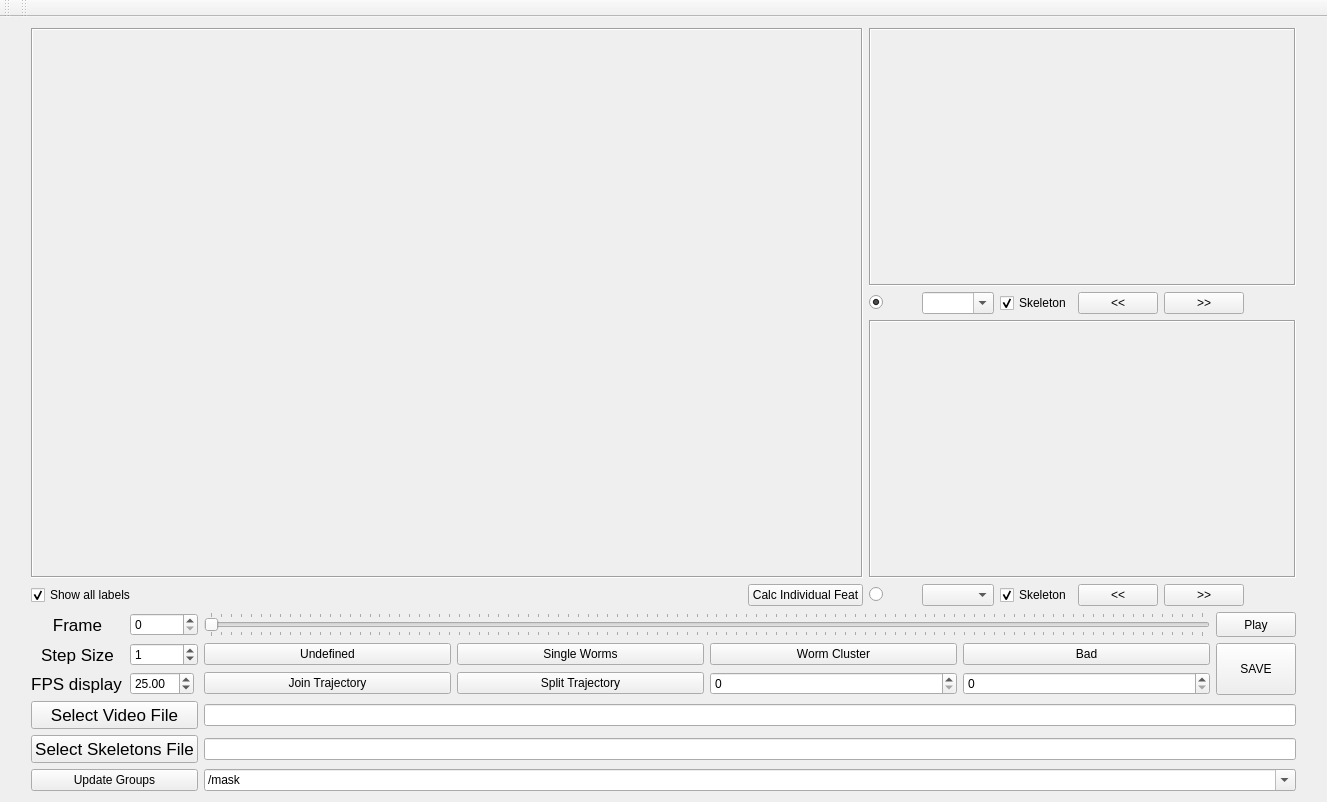
Old version of the form MWTracker/GUI/MWTrackerViewer/QtCreatorFiles/imageviewer.ui in the repository ver228/tierpsy-tracker.
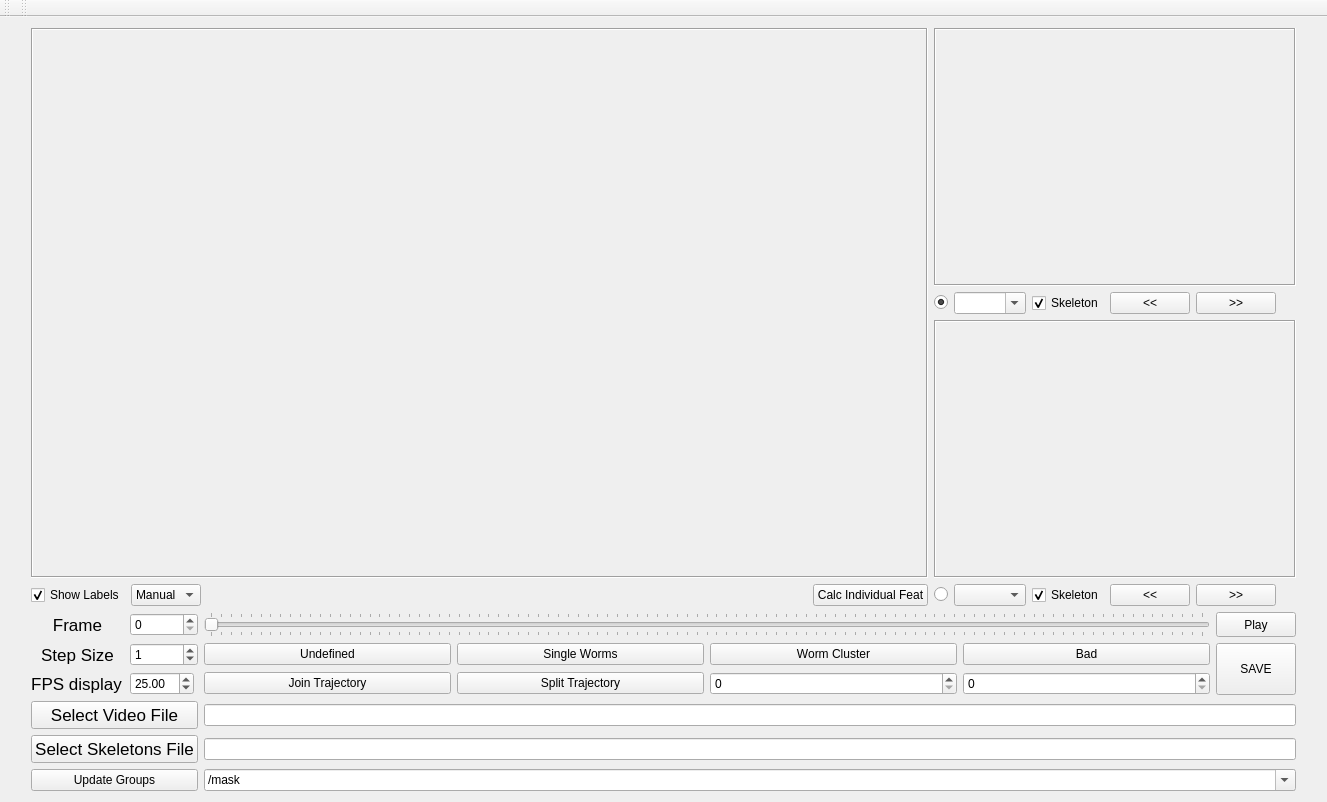
New version of the form.

```diff
--- a/MWTracker/GUI/MWTrackerViewer/QtCreatorFiles/imageviewer.ui
+++ b/MWTracker/GUI/MWTrackerViewer/QtCreatorFiles/imageviewer.ui
@@ -32,7 +32,7 @@
       <property name="sizeConstraint">
        <enum>QLayout::SetMaximumSize</enum>
       </property>
-      <item row="0" column="3" colspan="6">
+      <item row="0" column="4" colspan="6">
        <widget class="QLabel" name="wormCanvas1">
         <property name="sizePolicy">
          <sizepolicy hsizetype="Ignored" vsizetype="Ignored">
@@ -51,21 +51,21 @@
         </property>
        </widget>
       </item>
-      <item row="1" column="6">
+      <item row="1" column="7">
        <widget class="QPushButton" name="pushButton_ROI1_RW">
         <property name="text">
          <string>&lt;&lt;</string>
         </property>
        </widget>
       </item>
-      <item row="4" column="4">
+      <item row="4" column="5">
        <widget class="QComboBox" name="comboBox_ROI2">
         <property name="editable">
          <bool>false</bool>
         </property>
        </widget>
       </item>
-      <item row="4" column="5">
+      <item row="4" column="6">
        <widget class="QCheckBox" name="checkBox_ROI2">
         <property name="text">
          <string>Skeleton</string>
@@ -75,7 +75,7 @@
         </property>
        </widget>
       </item>
-      <item row="1" column="3">
+      <item row="1" column="4">
        <widget class="QRadioButton" name="radioButton_ROI1">
         <property name="text">
          <string/>
@@ -85,47 +85,47 @@
         </property>
        </widget>
       </item>
-      <item row="4" column="3">
+      <item row="2" column="4" colspan="6">
+       <widget class="QLabel" name="wormCanvas2">
+        <property name="sizePolicy">
+         <sizepolicy hsizetype="Ignored" vsizetype="Ignored">
+          <horstretch>0</horstretch>
+          <verstretch>0</verstretch>
+         </sizepolicy>
+        </property>
+        <property name="frameShape">
+         <enum>QFrame::Box</enum>
+        </property>
+        <property name="frameShadow">
+         <enum>QFrame::Sunken</enum>
+        </property>
+        <property name="text">
+         <string/>
+        </property>
+       </widget>
+      </item>
+      <item row="4" column="4">
        <widget class="QRadioButton" name="radioButton_ROI2">
         <property name="text">
          <string/>
         </property>
        </widget>
       </item>
-      <item row="1" column="4">
+      <item row="1" column="5">
        <widget class="QComboBox" name="comboBox_ROI1">
         <property name="editable">
          <bool>true</bool>
         </property>
        </widget>
       </item>
-      <item row="2" column="3" colspan="6">
-       <widget class="QLabel" name="wormCanvas2">
-        <property name="sizePolicy">
-         <sizepolicy hsizetype="Ignored" vsizetype="Ignored">
-          <horstretch>0</horstretch>
-          <verstretch>0</verstretch>
-         </sizepolicy>
-        </property>
-        <property name="frameShape">
-         <enum>QFrame::Box</enum>
-        </property>
-        <property name="frameShadow">
-         <enum>QFrame::Sunken</enum>
-        </property>
-        <property name="text">
-         <string/>
-        </property>
-       </widget>
-      </item>
-      <item row="4" column="6">
+      <item row="4" column="7">
        <widget class="QPushButton" name="pushButton_ROI2_RW">
         <property name="text">
          <string>&lt;&lt;</string>
         </property>
        </widget>
       </item>
-      <item row="1" column="7">
+      <item row="1" column="8">
        <widget class="QPushButton" name="pushButton_ROI1_FF">
         <property name="sizePolicy">
          <sizepolicy hsizetype="Maximum" vsizetype="Fixed">
@@ -138,7 +138,7 @@
         </property>
        </widget>
       </item>
-      <item row="1" column="5">
+      <item row="1" column="6">
        <widget class="QCheckBox" name="checkBox_ROI1">
         <property name="text">
          <string>Skeleton</string>
@@ -148,14 +148,14 @@
         </property>
        </widget>
       </item>
-      <item row="4" column="7">
+      <item row="4" column="8">
        <widget class="QPushButton" name="pushButton_ROI2_FF">
         <property name="text">
          <string>&gt;&gt;</string>
         </property>
        </widget>
       </item>
-      <item row="0" column="0" rowspan="3" colspan="3">
+      <item row="0" column="0" rowspan="3" colspan="4">
        <widget class="QLabel" name="imageCanvas">
         <property name="sizePolicy">
          <sizepolicy hsizetype="Ignored" vsizetype="Ignored">
@@ -180,14 +180,21 @@
       <item row="4" column="0">
        <widget class="QCheckBox" name="checkBox_showLabel">
         <property name="text">
-         <string>Show all labels</string>
+         <string>Show Labels</string>
         </property>
         <property name="checked">
          <bool>true</bool>
         </property>
        </widget>
       </item>
-      <item row="4" column="1">
+      <item row="4" column="3">
+       <widget class="QPushButton" name="pushButton_feats">
+        <property name="text">
+         <string>Calc Individual Feat</string>
+        </property>
+       </widget>
+      </item>
+      <item row="4" column="2">
        <spacer name="horizontalSpacer_2">
         <property name="orientation">
          <enum>Qt::Horizontal</enum>
@@ -203,11 +210,18 @@
         </property>
        </spacer>
       </item>
-      <item row="4" column="2">
-       <widget class="QPushButton" name="pushButton_feats">
-        <property name="text">
-         <string>Calc Individual Feat</string>
-        </property>
+      <item row="4" column="1">
+       <widget class="QComboBox" name="comboBox_labelType">
+        <item>
+         <property name="text">
+          <string>Manual</string>
+         </property>
+        </item>
+        <item>
+         <property name="text">
+          <string>Auto</string>
+         </property>
+        </item>
        </widget>
       </item>
      </layout>
```
